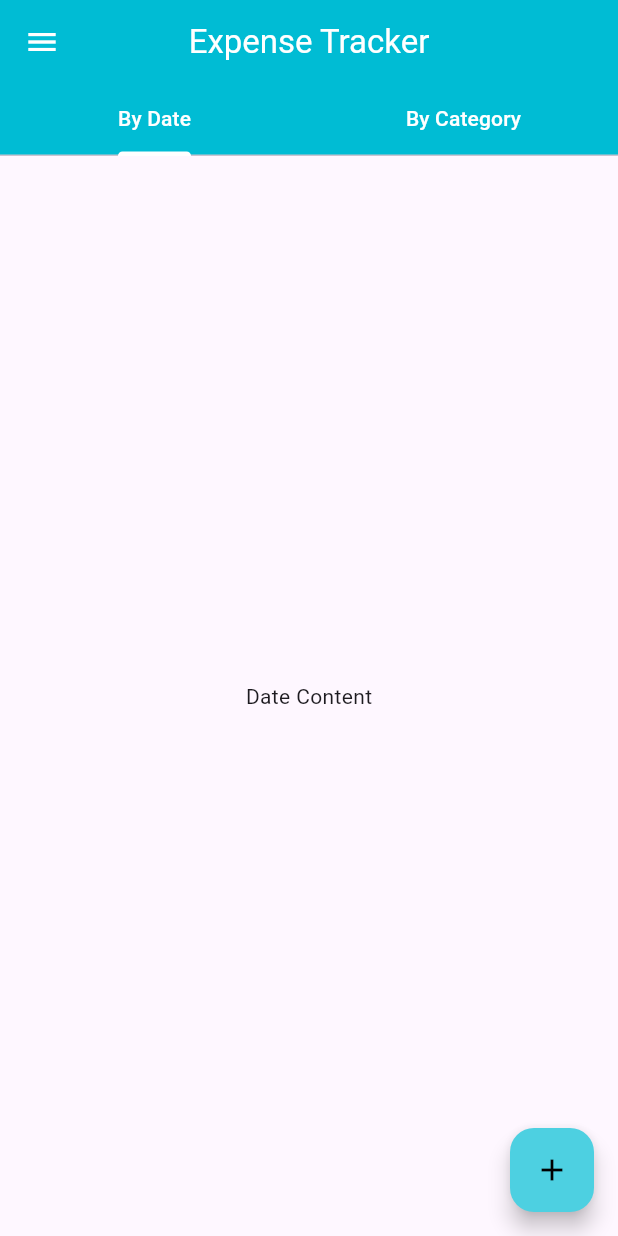
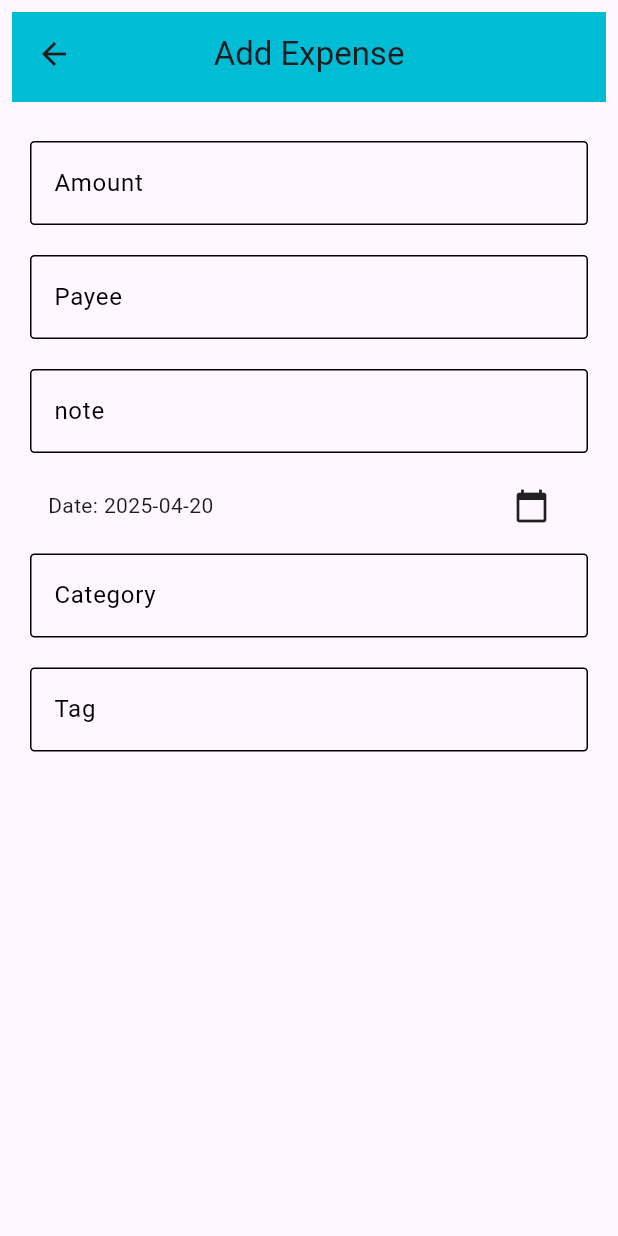
Before and after one commit to Abdul-Hadi-Jalil/Expense-Manager, a Flutter app: the screen it shows after launch, after a tap on the "add" icon, on a phone screen of 412 x 824 dp. Run offline on Flutter 3.47's test engine with Material 3 defaults, Android fonts, the phone set to English and light mode, and no system bars.

Commit message:
90% completed the UI of add expense screen

```diff
--- /dev/null
+++ b/lib/screens/add_expense_screen.dart
@@ -0,0 +1,119 @@
+import 'package:flutter/material.dart';
+import 'package:intl/intl.dart';
+
+class AddExpenseScreen extends StatefulWidget {
+  const AddExpenseScreen({super.key});
+
+  @override
+  State<AddExpenseScreen> createState() => _AddExpenseScreenState();
+}
+
+class _AddExpenseScreenState extends State<AddExpenseScreen> {
+  DateTime _selectedDate = DateTime.now();
+  @override
+  Widget build(BuildContext context) {
+    return Scaffold(
+      appBar: PreferredSize(
+        preferredSize: Size.fromHeight(kToolbarHeight + 20),
+        child: Padding(
+          padding: const EdgeInsets.all(8.0),
+          child: AppBar(
+            backgroundColor: Colors.cyan,
+            title: Text("Add Expense"),
+            centerTitle: true,
+          ),
+        ),
+      ),
+      body: Padding(
+        padding: const EdgeInsets.only(left: 20, right: 20, top: 18),
+        child: Column(
+          spacing: 20,
+          children: [
+            TextFormField(
+              cursorColor: Colors.black,
+              decoration: InputDecoration(
+                focusedBorder: OutlineInputBorder(
+                  borderRadius: BorderRadius.circular(3),
+                ),
+                enabledBorder: OutlineInputBorder(
+                  borderRadius: BorderRadius.circular(3),
+                ),
+                labelText: "Amount",
+                labelStyle: TextStyle(color: Colors.black),
+                border: InputBorder.none,
+              ),
+            ),
+            TextFormField(
+              cursorColor: Colors.black,
+              decoration: InputDecoration(
+                focusedBorder: OutlineInputBorder(
+                  borderRadius: BorderRadius.circular(3),
+                ),
+                enabledBorder: OutlineInputBorder(
+                  borderRadius: BorderRadius.circular(3),
+                ),
+                labelText: "Payee",
+                labelStyle: TextStyle(color: Colors.black),
+                border: InputBorder.none,
+              ),
+            ),
+            TextFormField(
+              cursorColor: Colors.black,
+              decoration: InputDecoration(
+                focusedBorder: OutlineInputBorder(
+                  borderRadius: BorderRadius.circular(3),
+                ),
+                enabledBorder: OutlineInputBorder(
+                  borderRadius: BorderRadius.circular(3),
+                ),
+                labelText: "note",
+                labelStyle: TextStyle(color: Colors.black),
+                border: InputBorder.none,
+              ),
+            ),
+            Padding(
+              padding: const EdgeInsets.only(left: 12, right: 12, top: 3),
+              child: Row(
+                children: [
+                  Text(
+                    "Date: ${DateFormat('yyyy-MM-dd').format(_selectedDate)}",
+                  ),
+                  SizedBox(width: 200),
+                  Icon(Icons.calendar_today),
+                ],
+              ),
+            ),
+            TextFormField(
+              cursorColor: Colors.black,
+              decoration: InputDecoration(
+                focusedBorder: OutlineInputBorder(
+                  borderRadius: BorderRadius.circular(3),
+                ),
+                enabledBorder: OutlineInputBorder(
+                  borderRadius: BorderRadius.circular(3),
+                ),
+                labelText: "Category",
+                labelStyle: TextStyle(color: Colors.black),
+                border: InputBorder.none,
+              ),
+            ),
+            TextFormField(
+              cursorColor: Colors.black,
+              decoration: InputDecoration(
+                focusedBorder: OutlineInputBorder(
+                  borderRadius: BorderRadius.circular(3),
+                ),
+                enabledBorder: OutlineInputBorder(
+                  borderRadius: BorderRadius.circular(3),
+                ),
+                labelText: "Tag",
+                labelStyle: TextStyle(color: Colors.black),
+                border: InputBorder.none,
+              ),
+            ),
+          ],
+        ),
+      ),
+    );
+  }
+}
--- a/lib/screens/home_screen.dart
+++ b/lib/screens/home_screen.dart
@@ -1,3 +1,4 @@
+import 'package:expense_manager/screens/add_expense_screen.dart';
 import 'package:flutter/material.dart';
 
 class HomeScreen extends StatefulWidget {
@@ -33,7 +34,12 @@ class _HomeScreenState extends State<HomeScreen> {
           ],
         ),
         floatingActionButton: FloatingActionButton(
-          onPressed: () {},
+          onPressed: () {
+            Navigator.push(
+              context,
+              MaterialPageRoute(builder: (context) => AddExpenseScreen()),
+            );
+          },
           backgroundColor: Colors.cyan[300],
           child: Icon(Icons.add, color: Colors.black),
         ),
--- a/pubspec.yaml
+++ b/pubspec.yaml
@@ -9,6 +9,7 @@ environment:
 dependencies:
   flutter:
     sdk: flutter
+  intl: ^0.20.2
 
 dev_dependencies:
   flutter_test:
```
Also changed, not shown: pubspec.lock.
